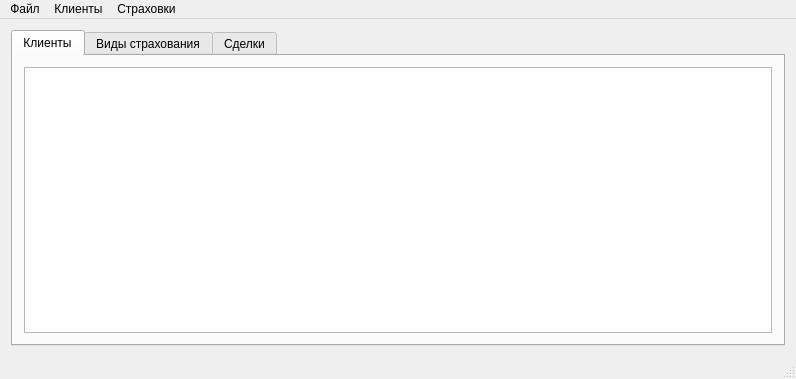
Old version of the form mainwindow.ui in the repository RazorNd/Insurance.
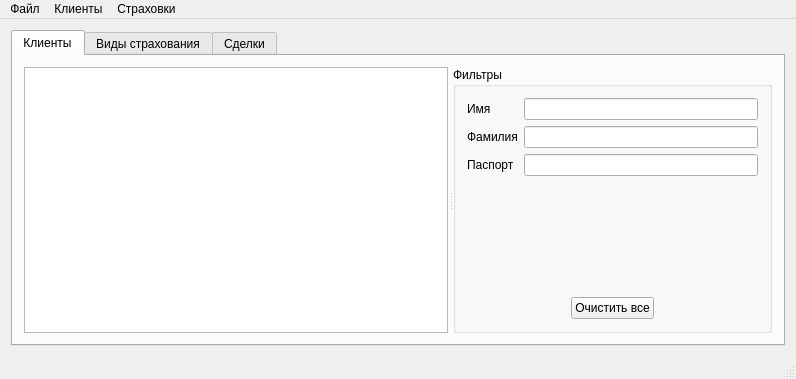
New version of the form.

Commit message: Create filters for clients. Close #3

The edit to the form file:
```diff
--- a/mainwindow.ui
+++ b/mainwindow.ui
@@ -24,21 +24,138 @@
        <attribute name="title">
         <string>Клиенты</string>
        </attribute>
-       <layout class="QGridLayout" name="gridLayout_2">
-        <item row="0" column="0">
-         <widget class="QTableView" name="clientsView">
-          <property name="editTriggers">
-           <set>QAbstractItemView::NoEditTriggers</set>
+       <layout class="QHBoxLayout" name="horizontalLayout_3">
+        <item>
+         <widget class="QSplitter" name="splitter">
+          <property name="frameShape">
+           <enum>QFrame::NoFrame</enum>
           </property>
-          <property name="selectionBehavior">
-           <enum>QAbstractItemView::SelectRows</enum>
+          <property name="orientation">
+           <enum>Qt::Horizontal</enum>
           </property>
-          <property name="sortingEnabled">
+          <property name="opaqueResize">
            <bool>true</bool>
           </property>
-          <attribute name="horizontalHeaderCascadingSectionResizes">
-           <bool>true</bool>
-          </attribute>
+          <property name="handleWidth">
+           <number>5</number>
+          </property>
+          <widget class="QTableView" name="clientsView">
+           <property name="editTriggers">
+            <set>QAbstractItemView::NoEditTriggers</set>
+           </property>
+           <property name="selectionBehavior">
+            <enum>QAbstractItemView::SelectRows</enum>
+           </property>
+           <property name="sortingEnabled">
+            <bool>true</bool>
+           </property>
+           <attribute name="horizontalHeaderCascadingSectionResizes">
+            <bool>true</bool>
+           </attribute>
+          </widget>
+          <widget class="QGroupBox" name="clientFilterGroupBox">
+           <property name="title">
+            <string>Фильтры</string>
+           </property>
+           <layout class="QVBoxLayout" name="verticalLayout_2">
+            <item>
+             <layout class="QFormLayout" name="formLayout">
+              <item row="0" column="0">
+               <widget class="QLabel" name="label">
+                <property name="text">
+                 <string>Имя</string>
+                </property>
+               </widget>
+              </item>
+              <item row="0" column="1">
+               <widget class="QLineEdit" name="clientFirstNameFilter">
+                <property name="clearButtonEnabled">
+                 <bool>true</bool>
+                </property>
+               </widget>
+              </item>
+              <item row="1" column="0">
+               <widget class="QLabel" name="label_2">
+                <property name="text">
+                 <string>Фамилия</string>
+                </property>
+               </widget>
+              </item>
+              <item row="1" column="1">
+               <widget class="QLineEdit" name="clientLastNameFilter">
+                <property name="clearButtonEnabled">
+                 <bool>true</bool>
+                </property>
+               </widget>
+              </item>
+              <item row="2" column="0">
+               <widget class="QLabel" name="label_3">
+                <property name="text">
+                 <string>Паспорт</string>
+                </property>
+               </widget>
+              </item>
+              <item row="2" column="1">
+               <widget class="QLineEdit" name="clientPassportFilter">
+                <property name="clearButtonEnabled">
+                 <bool>true</bool>
+                </property>
+               </widget>
+              </item>
+             </layout>
+            </item>
+            <item>
+             <spacer name="verticalSpacer">
+              <property name="orientation">
+               <enum>Qt::Vertical</enum>
+              </property>
+              <property name="sizeHint" stdset="0">
+               <size>
+                <width>17</width>
+                <height>129</height>
+               </size>
+              </property>
+             </spacer>
+            </item>
+            <item>
+             <layout class="QHBoxLayout" name="horizontalLayout_2">
+              <item>
+               <spacer name="horizontalSpacer_2">
+                <property name="orientation">
+                 <enum>Qt::Horizontal</enum>
+                </property>
+                <property name="sizeHint" stdset="0">
+                 <size>
+                  <width>40</width>
+                  <height>20</height>
+                 </size>
+                </property>
+               </spacer>
+              </item>
+              <item>
+               <widget class="QPushButton" name="clientClearFilterButton">
+                <property name="text">
+                 <string>Очистить все</string>
+                </property>
+               </widget>
+              </item>
+              <item>
+               <spacer name="horizontalSpacer">
+                <property name="orientation">
+                 <enum>Qt::Horizontal</enum>
+                </property>
+                <property name="sizeHint" stdset="0">
+                 <size>
+                  <width>40</width>
+                  <height>20</height>
+                 </size>
+                </property>
+               </spacer>
+              </item>
+             </layout>
+            </item>
+           </layout>
+          </widget>
          </widget>
         </item>
        </layout>
```
Left out of the diff: 48 changed lines with no effect on the pictures. The commit also changes 6 other files.
